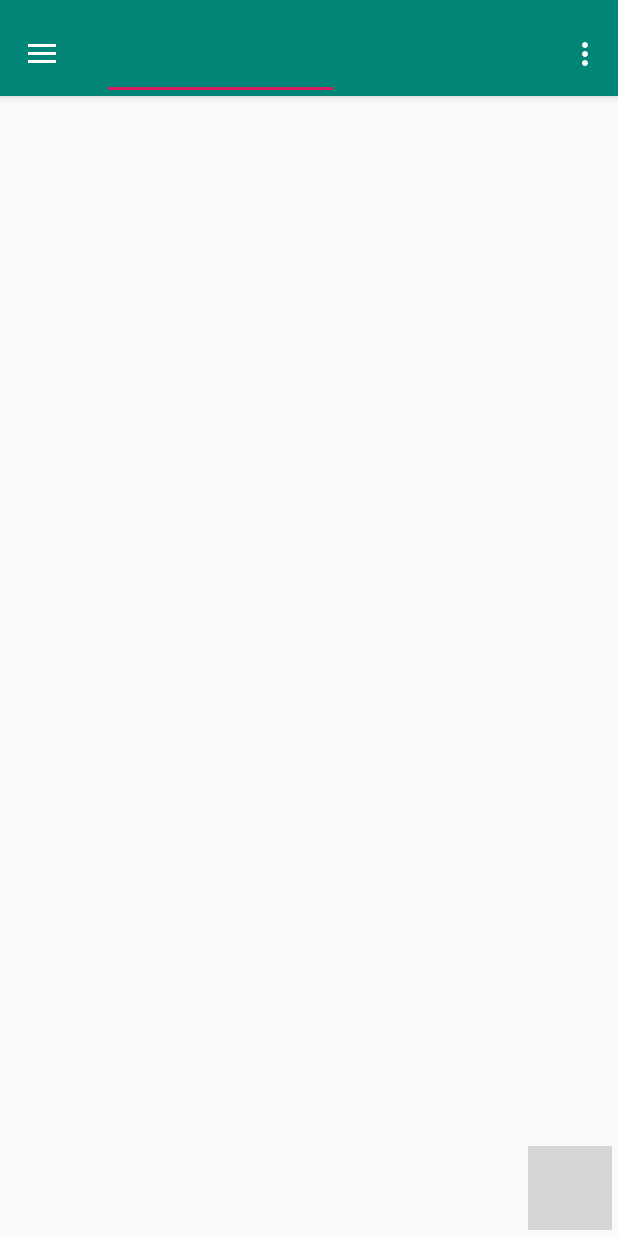
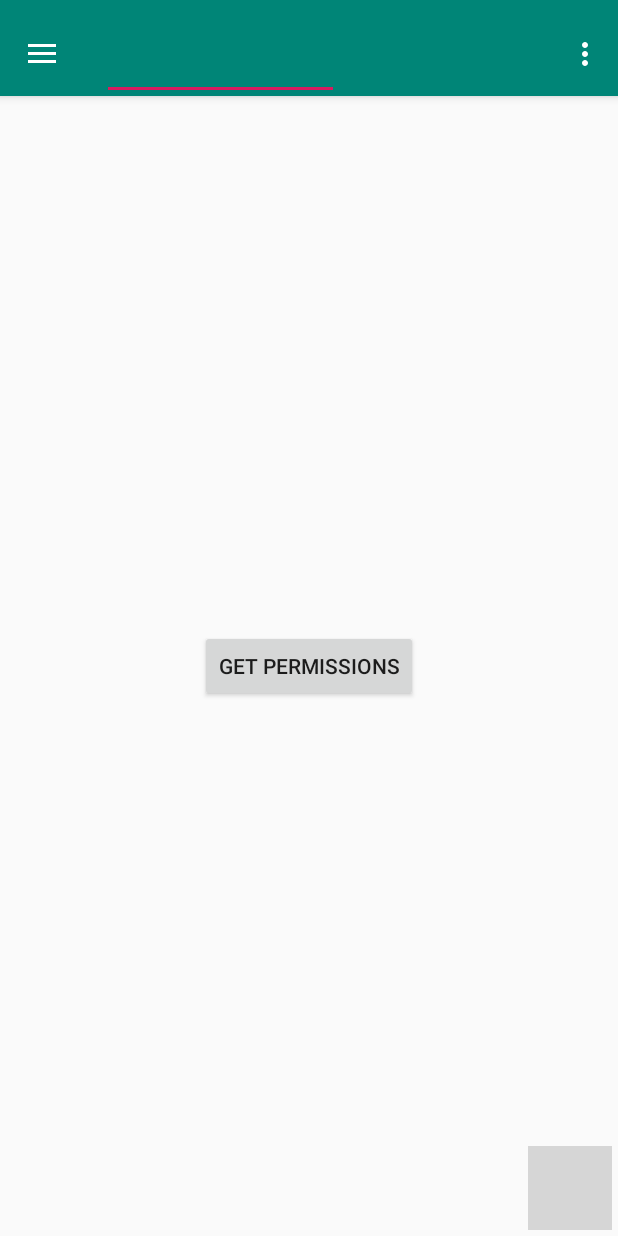
Before and after one commit to kk-oss-dev/afm1, an Android app: the screen it shows after launch (MainActivity), on a phone screen of 412 x 824 dp. Run offline under Robolectric (Android 15) with nearby library versions, the phone set to English and light mode, and no system bars; plain views replace FloatingActionButton, FloatingActionsMenu; 29 statements that could not run were skipped; grey boxes are pictures that could not be loaded.

Commit message:
save / load / permissions

```diff
--- a/app/build.gradle
+++ b/app/build.gradle
@@ -20,7 +20,7 @@ android {
 
 dependencies {
     implementation fileTree(dir: 'libs', include: ['*.jar'])
-    implementation 'com.github.axet:android-library:1.27.25'
+    implementation 'com.github.axet:android-library:1.27.29'
     implementation 'com.android.support:design:25.3.1'
     implementation 'com.android.support.constraint:constraint-layout:1.1.3'
     implementation('net.i2p.android.ext:floatingactionbutton:1.10.1') {
--- a/app/src/main/AndroidManifest.xml
+++ b/app/src/main/AndroidManifest.xml
@@ -6,14 +6,14 @@
     <uses-permission android:name="android.permission.WRITE_EXTERNAL_STORAGE" />
 
     <application
-        android:name=".FilesApplication"
+        android:name=".app.FilesApplication"
         android:allowBackup="true"
         android:icon="@mipmap/ic_launcher"
         android:label="@string/app_name"
         android:supportsRtl="true"
         android:theme="@style/AppTheme">
         <activity
-            android:name=".MainActivity"
+            android:name=".activitites.MainActivity"
             android:label="@string/app_name"
             android:launchMode="singleTop"
             android:theme="@style/AppTheme.NoActionBar">
--- a/app/src/main/java/com/github/axet/filemanager/FilesFragment.java
+++ b/app/src/main/java/com/github/axet/filemanager/fragments/FilesFragment.java
@@ -1,4 +1,4 @@
-package com.github.axet.filemanager;
+package com.github.axet.filemanager.fragments;
 
 import android.content.ContentResolver;
 import android.database.Cursor;
@@ -18,6 +18,9 @@ import android.widget.ImageView;
 import android.widget.TextView;
 
 import com.github.axet.androidlibrary.app.Storage;
+import com.github.axet.filemanager.activitites.MainActivity;
+import com.github.axet.filemanager.R;
+import com.github.axet.filemanager.widgets.PathView;
 
 import org.apache.commons.io.FileUtils;
 
@@ -32,6 +35,8 @@ public class FilesFragment extends Fragment {
     Uri uri;
     Adapter adapter;
     Storage storage;
+    PathView path;
+    View button;
 
     public static class SortByName implements Comparator<File> {
         @Override
@@ -89,8 +94,8 @@ public class FilesFragment extends Fragment {
             holder.itemView.setOnClickListener(new View.OnClickListener() {
                 @Override
                 public void onClick(View v) {
-                    load(f.uri);
-                    if (holder.getAdapterPosition() == 0) ;
+                    if (f.dir)
+                        load(f.uri);
                 }
             });
         }
@@ -124,9 +129,30 @@ public class FilesFragment extends Fragment {
     @Override
     public View onCreateView(LayoutInflater inflater, ViewGroup container, Bundle savedInstanceState) {
         View rootView = inflater.inflate(R.layout.fragment_main, container, false);
+
+        path = (PathView) rootView.findViewById(R.id.path);
+        path.l = new PathView.Listener() {
+            @Override
+            public void setUri(Uri u) {
+                load(u);
+            }
+        };
+        path.setUri(uri);
+
         RecyclerView list = (RecyclerView) rootView.findViewById(R.id.list);
         list.setLayoutManager(new LinearLayoutManager(getContext()));
         list.setAdapter(adapter);
+
+        button = rootView.findViewById(R.id.permissions);
+        if (Storage.permitted(getContext(), Storage.PERMISSIONS_RW))
+            button.setVisibility(View.GONE);
+        button.setOnClickListener(new View.OnClickListener() {
+            @Override
+            public void onClick(View v) {
+                Storage.permitted(FilesFragment.this, Storage.PERMISSIONS_RW, RESULT_PERMS);
+            }
+        });
+
         return rootView;
     }
 
@@ -135,6 +161,8 @@ public class FilesFragment extends Fragment {
         super.onRequestPermissionsResult(requestCode, permissions, grantResults);
         switch (requestCode) {
             case RESULT_PERMS:
+                load();
+                button.setVisibility(View.GONE);
                 break;
         }
     }
@@ -147,6 +175,7 @@ public class FilesFragment extends Fragment {
 
     public void load(Uri u) {
         uri = u;
+        path.setUri(uri);
         load();
         final MainActivity main = (MainActivity) getActivity();
         main.update();
@@ -194,4 +223,9 @@ public class FilesFragment extends Fragment {
         Collections.sort(adapter.files, new SortByName());
         adapter.notifyDataSetChanged();
     }
+
+    @Override
+    public void onResume() {
+        super.onResume();
+    }
 }
--- /dev/null
+++ b/app/src/main/java/com/github/axet/filemanager/widgets/PathView.java
@@ -0,0 +1,130 @@
+package com.github.axet.filemanager.widgets;
+
+import android.annotation.TargetApi;
+import android.content.ContentResolver;
+import android.content.Context;
+import android.net.Uri;
+import android.os.Build;
+import android.provider.DocumentsContract;
+import android.support.annotation.Nullable;
+import android.util.AttributeSet;
+import android.view.View;
+import android.widget.HorizontalScrollView;
+import android.widget.LinearLayout;
+import android.widget.TextView;
+
+import com.github.axet.androidlibrary.app.Storage;
+import com.github.axet.androidlibrary.widgets.OpenFileDialog;
+import com.github.axet.androidlibrary.widgets.ThemeUtils;
+
+import java.io.File;
+
+public class PathView extends HorizontalScrollView {
+    LinearLayout ll;
+    public Listener l;
+    Uri uri;
+
+    public interface Listener {
+        void setUri(Uri u);
+    }
+
+    public PathView(Context context) {
+        super(context);
+        create();
+    }
+
+    public PathView(Context context, @Nullable AttributeSet attrs) {
+        super(context, attrs);
+        create();
+    }
+
+    @TargetApi(11)
+    public PathView(Context context, @Nullable AttributeSet attrs, int defStyleAttr) {
+        super(context, attrs, defStyleAttr);
+        create();
+    }
+
+    @TargetApi(21)
+    public PathView(Context context, AttributeSet attrs, int defStyleAttr, int defStyleRes) {
+        super(context, attrs, defStyleAttr, defStyleRes);
+        create();
+    }
+
+    void create() {
+        ll = new LinearLayout(getContext());
+        ll.setOrientation(LinearLayout.HORIZONTAL);
+        addView(ll);
+    }
+
+    public void setUri(Uri u) {
+        uri = u;
+        ll.removeAllViews();
+        String s = u.getScheme();
+        if (s.equals(ContentResolver.SCHEME_FILE)) {
+            File f = Storage.getFile(u);
+            add(f);
+        } else if (Build.VERSION.SDK_INT >= 21 && s.equals(ContentResolver.SCHEME_CONTENT)) {
+            String id;
+            if (DocumentsContract.isDocumentUri(getContext(), u))
+                id = DocumentsContract.getDocumentId(u);
+            else
+                id = DocumentsContract.getTreeDocumentId(u);
+            String[] ss = id.split(":");
+            File f;
+            if (ss.length < 2)
+                f = new File(OpenFileDialog.ROOT);
+            else
+                f = new File(ss[1]);
+            add(f);
+        } else {
+            throw new Storage.UnknownUri();
+        }
+        post(new Runnable() {
+            @Override
+            public void run() {
+                PathView.this.fullScroll(HorizontalScrollView.FOCUS_RIGHT);
+            }
+        });
+    }
+
+    void add(File f) {
+        while (f != null) {
+            TextView b = new TextView(getContext());
+            String n = f.getName();
+            if (n.isEmpty())
+                n = OpenFileDialog.ROOT;
+            b.setText(n);
+            int p5 = ThemeUtils.dp2px(getContext(), 5);
+            int p10 = ThemeUtils.dp2px(getContext(), 10);
+            b.setPadding(p10, p5, p10, p5);
+            final Uri u;
+            String s = uri.getScheme();
+            if (s.equals(ContentResolver.SCHEME_FILE)) {
+                u = Uri.fromFile(f);
+            } else if (Build.VERSION.SDK_INT >= 21 && s.equals(ContentResolver.SCHEME_CONTENT)) {
+                String id;
+                if (DocumentsContract.isDocumentUri(getContext(), uri))
+                    id = DocumentsContract.getDocumentId(uri);
+                else
+                    id = DocumentsContract.getTreeDocumentId(uri);
+                String[] ss = id.split(":");
+                u = DocumentsContract.buildDocumentUriUsingTree(uri, ss[0] + ":" + f.getPath());
+            } else {
+                throw new Storage.UnknownUri();
+            }
+            b.setOnClickListener(new OnClickListener() {
+                @Override
+                public void onClick(View v) {
+                    l.setUri(u);
+                }
+            });
+            ll.addView(b, 0);
+            f = f.getParentFile();
+            if (f != null) {
+                b = new TextView(getContext());
+                b.setText(">");
+                ll.addView(b, 0);
+            }
+        }
+    }
+}
--- /dev/null
+++ b/app/src/main/res/drawable/ic_search_black_24dp.xml
@@ -0,0 +1,9 @@
+<vector xmlns:android="http://schemas.android.com/apk/res/android"
+        android:width="24dp"
+        android:height="24dp"
+        android:viewportWidth="24.0"
+        android:viewportHeight="24.0">
+    <path
+        android:fillColor="#FF000000"
+        android:pathData="M15.5,14h-0.79l-0.28,-0.27C15.41,12.59 16,11.11 16,9.5 16,5.91 13.09,3 9.5,3S3,5.91 3,9.5 5.91,16 9.5,16c1.61,0 3.09,-0.59 4.23,-1.57l0.27,0.28v0.79l5,4.99L20.49,19l-4.99,-5zM9.5,14C7.01,14 5,11.99 5,9.5S7.01,5 9.5,5 14,7.01 14,9.5 11.99,14 9.5,14z"/>
+</vector>
--- a/app/src/main/res/layout/activity_main.xml
+++ b/app/src/main/res/layout/activity_main.xml
@@ -19,6 +19,5 @@
         android:layout_height="match_parent"
         android:layout_gravity="start"
         android:fitsSystemWindows="true"
-        app:headerLayout="@layout/nav_header_main"
-        app:menu="@menu/activity_main_drawer" />
+        app:headerLayout="@layout/nav_header_main" />
 </android.support.v4.widget.DrawerLayout>
--- a/app/src/main/res/layout/app_bar_main.xml
+++ b/app/src/main/res/layout/app_bar_main.xml
@@ -6,7 +6,7 @@
     android:layout_width="match_parent"
     android:layout_height="match_parent"
     android:fitsSystemWindows="true"
-    tools:context=".MainActivity">
+    tools:context=".activitites.MainActivity">
 
     <android.support.design.widget.AppBarLayout
         android:id="@+id/appbar"
--- a/app/src/main/res/layout/fragment_main.xml
+++ b/app/src/main/res/layout/fragment_main.xml
@@ -1,13 +1,26 @@
 <?xml version="1.0" encoding="utf-8"?>
-<FrameLayout xmlns:android="http://schemas.android.com/apk/res/android"
+<RelativeLayout xmlns:android="http://schemas.android.com/apk/res/android"
     android:id="@+id/constraintLayout"
     android:layout_width="match_parent"
     android:layout_height="match_parent">
+
+    <com.github.axet.filemanager.widgets.PathView
+        android:id="@+id/path"
+        android:layout_width="match_parent"
+        android:layout_height="wrap_content" />
 
     <android.support.v7.widget.RecyclerView
         android:id="@+id/list"
         android:layout_width="match_parent"
         android:layout_height="match_parent"
+        android:layout_below="@id/path"
         android:paddingLeft="10dp"
         android:paddingRight="10dp" />
-</FrameLayout>
+
+    <Button
+        android:id="@+id/permissions"
+        android:layout_width="wrap_content"
+        android:layout_height="wrap_content"
+        android:layout_centerInParent="true"
+        android:text="Get Permissions" />
+</RelativeLayout>
--- a/app/src/main/res/menu/activity_main_drawer.xml
+++ /dev/null
@@ -1,8 +0,0 @@
-<?xml version="1.0" encoding="utf-8"?>
-<menu xmlns:android="http://schemas.android.com/apk/res/android"
-    xmlns:tools="http://schemas.android.com/tools"
-    tools:showIn="navigation_view">
-
-    <group android:title="Bookmarks">
-    </group>
-</menu>
--- a/app/src/main/res/menu/menu_add.xml
+++ b/app/src/main/res/menu/menu_add.xml
@@ -1,7 +1,7 @@
 <menu xmlns:android="http://schemas.android.com/apk/res/android"
     xmlns:app="http://schemas.android.com/apk/res-auto"
     xmlns:tools="http://schemas.android.com/tools"
-    tools:context="com.github.axet.filemanager.MainActivity">
+    tools:context="com.github.axet.filemanager.activitites.MainActivity">
     <item
         android:orderInCategory="000"
         android:id="@+id/action_addstorage"
--- a/app/src/main/res/menu/menu_main.xml
+++ b/app/src/main/res/menu/menu_main.xml
@@ -1,10 +1,16 @@
 <menu xmlns:android="http://schemas.android.com/apk/res/android"
     xmlns:app="http://schemas.android.com/apk/res-auto"
     xmlns:tools="http://schemas.android.com/tools"
-    tools:context="com.github.axet.filemanager.MainActivity">
+    tools:context="com.github.axet.filemanager.activitites.MainActivity">
     <item
+        android:id="@+id/action_search"
+        android:icon="@drawable/ic_search_black_24dp"
+        android:title="Search"
+        app:actionViewClass="com.github.axet.androidlibrary.widgets.SearchView"
+        app:showAsAction="collapseActionView|never" />
+    <item
+        android:id="@+id/action_refresh"
         android:orderInCategory="000"
-        android:id="@+id/action_refresh"
         android:title="Refresh" />
     <item
         android:id="@+id/action_settings"
```
Also changed, not shown: app/src/main/java/com/github/axet/filemanager/activitites/MainActivity.java (renamed from app/src/main/java/com/github/axet/filemanager/MainActivity.java, +36 -5 lines), app/src/main/java/com/github/axet/filemanager/app/FilesApplication.java (renamed from app/src/main/java/com/github/axet/filemanager/FilesApplication.java, +8 -2 lines).
